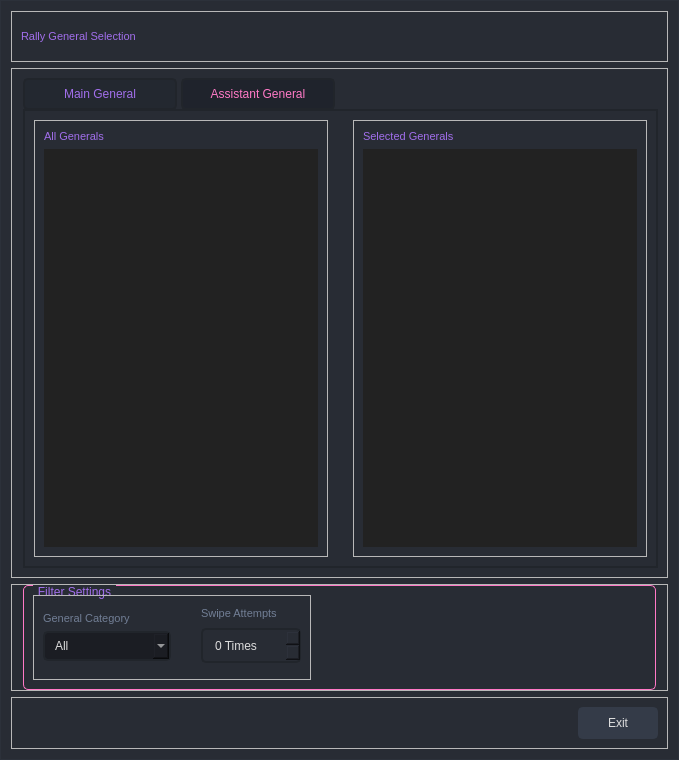
evsahal/TaskEX, file gui/ui_files/generals_selection.ui: the form before one commit.
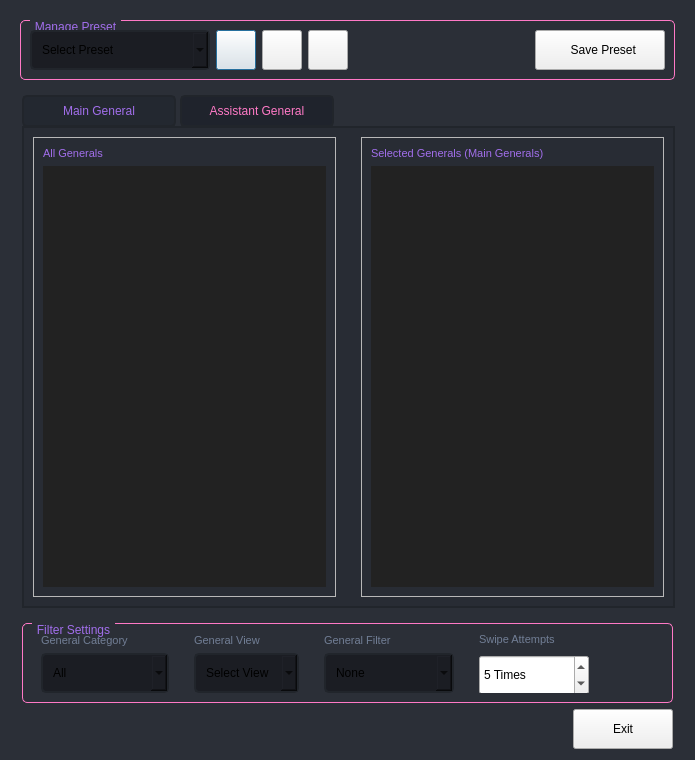
The form after the commit. Icons and pictures are not drawn. Custom widgets are drawn as their Qt base class.

Commit message: general selection ui

```diff
--- a/gui/ui_files/generals_selection.ui
+++ b/gui/ui_files/generals_selection.ui
@@ -9,34 +9,18 @@
    <rect>
     <x>0</x>
     <y>0</y>
-    <width>679</width>
+    <width>695</width>
     <height>760</height>
    </rect>
   </property>
   <property name="windowTitle">
-   <string>Dialog</string>
+   <string>Manage General Presets</string>
   </property>
   <property name="styleSheet">
    <string notr="true">QDialog{
-	background-color: rgb(40, 44, 52);
-	border: 1px solid rgb(44, 49, 58);
+background-color: rgba(40, 44, 52, 0.9);
 }
 
-QWidget{
-	color: rgb(221, 221, 221);
-	font: 10pt &quot;Segoe UI&quot;;
-}
-
-QSpinBox {
-   background-color: rgba(40, 44, 52, 0.9);
-	border-radius: 5px;
-	border: 2px solid rgb(33, 37, 43);
-	padding-left :10px;
-selection-color: rgb(255, 255, 255);
-	selection-background-color: rgb(255, 121, 198);
-}
-
-
 /* /////////////////////////////////////////////////////////////////////////////////////////////////
 QListWidget */
 QListWidget {
@@ -97,19 +81,7 @@
 }
 
 
-QPushButton {
-	border: 2px solid rgb(52, 59, 72);
-	border-radius: 5px;	
-	background-color: rgb(52, 59, 72);
-}
-QPushButton:hover {
-	background-color: rgb(57, 65, 80);
-	border: 2px solid rgb(61, 70, 86);
-}
-QPushButton:pressed {	
-	background-color: rgb(35, 40, 49);
-	border: 2px solid rgb(43, 50, 61);
-}
+
 
 
 /* /////////////////////////////////////////////////////////////////////////////////////////////////
@@ -134,87 +106,6 @@
 
 
 /* /////////////////////////////////////////////////////////////////////////////////////////////////
-QTableWidget */
-QTableWidget {	
-	background-color: transparent;
-	padding: 10px;
-	border-radius: 5px;
-	gridline-color: rgb(44, 49, 58);
-	border-bottom: 1px solid rgb(44, 49, 60);
-}
-QTableWidget::item{
-	border-color: rgb(44, 49, 60);
-	padding-left: 5px;
-	padding-right: 5px;
-	gridline-color: rgb(44, 49, 60);
-}
-QTableWidget::item:selected{
-	background-color: rgb(189, 147, 249);
-}
-QHeaderView::section{
-	background-color: rgb(33, 37, 43);
-	max-width: 30px;
-	border: 1px solid rgb(44, 49, 58);
-	border-style: none;
-    border-bottom: 1px solid rgb(44, 49, 60);
-    border-right: 1px solid rgb(44, 49, 60);
-}
-QTableWidget::horizontalHeader {	
-	background-color: rgb(33, 37, 43);
-}
-QHeaderView::section:horizontal
-{
-    border: 1px solid rgb(33, 37, 43);
-	background-color: rgb(33, 37, 43);
-	padding: 3px;
-	border-top-left-radius: 7px;
-    border-top-right-radius: 7px;
-}
-QHeaderView::section:vertical
-{
-    border: 1px solid rgb(44, 49, 60);
-}
-
-/* /////////////////////////////////////////////////////////////////////////////////////////////////
-LineEdit */
-QLineEdit {
-	background-color: rgb(33, 37, 43);
-	border-radius: 5px;
-	border: 2px solid rgb(33, 37, 43);
-	padding-left: 10px;
-	selection-color: rgb(255, 255, 255);
-	selection-background-color: rgb(255, 121, 198);
-}
-QLineEdit:hover {
-	border: 2px solid rgb(64, 71, 88);
-}
-QLineEdit:focus {
-	border: 2px solid rgb(91, 101, 124);
-}
-
-/* /////////////////////////////////////////////////////////////////////////////////////////////////
-PlainTextEdit */
-QPlainTextEdit {
-	background-color: rgb(27, 29, 35);
-	border-radius: 5px;
-	padding: 10px;
-	selection-color: rgb(255, 255, 255);
-	selection-background-color: rgb(255, 121, 198);
-}
-QPlainTextEdit  QScrollBar:vertical {
-    width: 8px;
- }
-QPlainTextEdit  QScrollBar:horizontal {
-    height: 8px;
- }
-QPlainTextEdit:hover {
-	border: 2px solid rgb(64, 71, 88);
-}
-QPlainTextEdit:focus {
-	border: 2px solid rgb(91, 101, 124);
-}
-
-/* /////////////////////////////////////////////////////////////////////////////////////////////////
 ScrollBars */
 QScrollBar:horizontal {
     border: none;
@@ -293,41 +184,6 @@
  }
 
 /* /////////////////////////////////////////////////////////////////////////////////////////////////
-CheckBox */
-QCheckBox::indicator {
-    border: 3px solid rgb(52, 59, 72);
-	width: 15px;
-	height: 15px;
-	border-radius: 10px;
-    background: rgb(44, 49, 60);
-}
-QCheckBox::indicator:hover {
-    border: 3px solid rgb(58, 66, 81);
-}
-QCheckBox::indicator:checked {
-    background: 3px solid rgb(52, 59, 72);
-	border: 3px solid rgb(52, 59, 72);	
-	background-image: url(:/icons/images/icons/cil-check-alt.png);
-}
-
-/* /////////////////////////////////////////////////////////////////////////////////////////////////
-RadioButton */
-QRadioButton::indicator {
-    border: 3px solid rgb(52, 59, 72);
-	width: 15px;
-	height: 15px;
-	border-radius: 10px;
-    background: rgb(44, 49, 60);
-}
-QRadioButton::indicator:hover {
-    border: 3px solid rgb(58, 66, 81);
-}
-QRadioButton::indicator:checked {
-    background: 3px solid rgb(94, 106, 130);
-	border: 3px solid rgb(52, 59, 72);	
-}
-
-/* /////////////////////////////////////////////////////////////////////////////////////////////////
 ComboBox */
 QComboBox{
 	background-color: rgb(27, 29, 35);
@@ -359,75 +215,6 @@
 	selection-background-color: rgb(39, 44, 54);
 }
 
-/* /////////////////////////////////////////////////////////////////////////////////////////////////
-Sliders */
-QSlider::groove:horizontal {
-    border-radius: 5px;
-    height: 10px;
-	margin: 0px;
-	background-color: rgb(52, 59, 72);
-}
-QSlider::groove:horizontal:hover {
-	background-color: rgb(55, 62, 76);
-}
-QSlider::handle:horizontal {
-    background-color: rgb(189, 147, 249);
-    border: none;
-    height: 10px;
-    width: 10px;
-    margin: 0px;
-	border-radius: 5px;
-}
-QSlider::handle:horizontal:hover {
-    background-color: rgb(195, 155, 255);
-}
-QSlider::handle:horizontal:pressed {
-    background-color: rgb(255, 121, 198);
-}
-
-QSlider::groove:vertical {
-    border-radius: 5px;
-    width: 10px;
-    margin: 0px;
-	background-color: rgb(52, 59, 72);
-}
-QSlider::groove:vertical:hover {
-	background-color: rgb(55, 62, 76);
-}
-QSlider::handle:vertical {
-    background-color: rgb(189, 147, 249);
-	border: none;
-    height: 10px;
-    width: 10px;
-    margin: 0px;
-	border-radius: 5px;
-}
-QSlider::handle:vertical:hover {
-    background-color: rgb(195, 155, 255);
-}
-QSlider::handle:vertical:pressed {
-    background-color: rgb(255, 121, 198);
-}
-
-
-/* /////////////////////////////////////////////////////////////////////////////////////////////////
-CommandLinkButton */
-QCommandLinkButton {	
-	color: rgb(255, 121, 198);
-	border-radius: 5px;
-	padding: 5px;
-	color: rgb(255, 170, 255);
-}
-QCommandLinkButton:hover {	
-	color: rgb(255, 170, 255);
-	background-color: rgb(44, 49, 60);
-}
-QCommandLinkButton:pressed {	
-	color: rgb(189, 147, 249);
-	background-color: rgb(52, 58, 71);
-}
-
-
 /* QGroupBox */
 QGroupBox { border: 1px solid  rgb(255, 121, 198); border-radius: 5px; margin-top: 0.5em; }
 QGroupBox::title { subcontrol-origin: margin; left: 10px; padding: 0 3px 0 3px; }
@@ -436,25 +223,196 @@
 
 </string>
   </property>
-  <layout class="QVBoxLayout" name="verticalLayout" stretch="1,10,0,1">
+  <layout class="QVBoxLayout" name="verticalLayout" stretch="0,15,1,1">
    <item>
     <widget class="QFrame" name="frame">
      <property name="frameShape">
-      <enum>QFrame::Shape::StyledPanel</enum>
+      <enum>QFrame::Shape::NoFrame</enum>
      </property>
      <property name="frameShadow">
       <enum>QFrame::Shadow::Raised</enum>
      </property>
      <layout class="QVBoxLayout" name="verticalLayout_2">
       <item>
-       <widget class="QLabel" name="label">
-        <property name="styleSheet">
-         <string notr="true">font: 700 18pt &quot;Segoe UI&quot;;
-color: rgb(161, 110, 235);</string>
+       <widget class="QFrame" name="frame_10">
+        <property name="frameShape">
+         <enum>QFrame::Shape::NoFrame</enum>
         </property>
-        <property name="text">
-         <string>Rally General Selection</string>
+        <property name="frameShadow">
+         <enum>QFrame::Shadow::Raised</enum>
         </property>
+        <layout class="QHBoxLayout" name="horizontalLayout_7">
+         <property name="leftMargin">
+          <number>0</number>
+         </property>
+         <property name="topMargin">
+          <number>0</number>
+         </property>
+         <property name="rightMargin">
+          <number>0</number>
+         </property>
+         <property name="bottomMargin">
+          <number>0</number>
+         </property>
+         <item>
+          <widget class="QGroupBox" name="groupBox">
+           <property name="title">
+            <string>Manage Preset</string>
+           </property>
+           <layout class="QHBoxLayout" name="horizontalLayout_8">
+            <item alignment="Qt::AlignmentFlag::AlignLeft">
+             <widget class="QFrame" name="frame_11">
+              <property name="frameShape">
+               <enum>QFrame::Shape::NoFrame</enum>
+              </property>
+              <property name="frameShadow">
+               <enum>QFrame::Shadow::Raised</enum>
+              </property>
+              <layout class="QHBoxLayout" name="horizontalLayout_6">
+               <property name="leftMargin">
+                <number>0</number>
+               </property>
+               <property name="topMargin">
+                <number>0</number>
+               </property>
+               <property name="rightMargin">
+                <number>0</number>
+               </property>
+               <property name="bottomMargin">
+                <number>0</number>
+               </property>
+               <item>
+                <widget class="QComboBox" name="comboBox_2">
+                 <property name="minimumSize">
+                  <size>
+                   <width>180</width>
+                   <height>40</height>
+                  </size>
+                 </property>
+                 <property name="placeholderText">
+                  <string>Select Preset</string>
+                 </property>
+                </widget>
+               </item>
+               <item>
+                <widget class="QPushButton" name="pushButton">
+                 <property name="minimumSize">
+                  <size>
+                   <width>40</width>
+                   <height>40</height>
+                  </size>
+                 </property>
+                 <property name="maximumSize">
+                  <size>
+                   <width>40</width>
+                   <height>40</height>
+                  </size>
+                 </property>
+                 <property name="text">
+                  <string/>
+                 </property>
+                 <property name="icon">
+                  <iconset theme="QIcon::ThemeIcon::MailMessageNew"/>
+                 </property>
+                </widget>
+               </item>
+               <item>
+                <widget class="QPushButton" name="pushButton_3">
+                 <property name="minimumSize">
+                  <size>
+                   <width>40</width>
+                   <height>40</height>
+                  </size>
+                 </property>
+                 <property name="maximumSize">
+                  <size>
+                   <width>40</width>
+                   <height>40</height>
+                  </size>
+                 </property>
+                 <property name="text">
+                  <string/>
+                 </property>
+                 <property name="icon">
+                  <iconset theme="QIcon::ThemeIcon::EditDelete"/>
+                 </property>
+                </widget>
+               </item>
+               <item>
+                <widget class="QPushButton" name="pushButton_4">
+                 <property name="minimumSize">
+                  <size>
+                   <width>40</width>
+                   <height>40</height>
+                  </size>
+                 </property>
+                 <property name="maximumSize">
+                  <size>
+                   <width>40</width>
+                   <height>40</height>
+                  </size>
+                 </property>
+                 <property name="text">
+                  <string/>
+                 </property>
+                 <property name="icon">
+                  <iconset theme="QIcon::ThemeIcon::ListAdd"/>
+                 </property>
+                </widget>
+               </item>
+              </layout>
+             </widget>
+            </item>
+            <item alignment="Qt::AlignmentFlag::AlignRight">
+             <widget class="QFrame" name="frame_12">
+              <property name="frameShape">
+               <enum>QFrame::Shape::NoFrame</enum>
+              </property>
+              <property name="frameShadow">
+               <enum>QFrame::Shadow::Raised</enum>
+              </property>
+              <layout class="QHBoxLayout" name="horizontalLayout_9">
+               <property name="leftMargin">
+                <number>0</number>
+               </property>
+               <property name="topMargin">
+                <number>0</number>
+               </property>
+               <property name="rightMargin">
+                <number>0</number>
+               </property>
+               <property name="bottomMargin">
+                <number>0</number>
+               </property>
+               <item>
+                <widget class="QPushButton" name="pushButton_2">
+                 <property name="minimumSize">
+                  <size>
+                   <width>130</width>
+                   <height>40</height>
+                  </size>
+                 </property>
+                 <property name="maximumSize">
+                  <size>
+                   <width>16777215</width>
+                   <height>40</height>
+                  </size>
+                 </property>
+                 <property name="text">
+                  <string>  Save Preset</string>
+                 </property>
+                 <property name="icon">
+                  <iconset theme="QIcon::ThemeIcon::DocumentSave"/>
+                 </property>
+                </widget>
+               </item>
+              </layout>
+             </widget>
+            </item>
+           </layout>
+          </widget>
+         </item>
+        </layout>
        </widget>
       </item>
      </layout>
@@ -463,12 +421,15 @@
    <item>
     <widget class="QFrame" name="frame_2">
      <property name="frameShape">
-      <enum>QFrame::Shape::StyledPanel</enum>
+      <enum>QFrame::Shape::NoFrame</enum>
      </property>
      <property name="frameShadow">
       <enum>QFrame::Shadow::Raised</enum>
      </property>
      <layout class="QHBoxLayout" name="horizontalLayout">
+      <property name="topMargin">
+       <number>0</number>
+      </property>
       <item>
        <widget class="QTabWidget" name="tabWidget">
         <property name="currentIndex">
@@ -600,7 +561,7 @@
 color: rgb(161, 110, 235);</string>
                   </property>
                   <property name="text">
-                   <string>Selected Generals</string>
+                   <string>Selected Generals (Main Generals)</string>
                   </property>
                  </widget>
                 </item>
@@ -778,7 +739,7 @@
 color: rgb(161, 110, 235);</string>
                   </property>
                   <property name="text">
-                   <string>Selected Generals</string>
+                   <string>Selected Generals (Assistant Generals)</string>
                   </property>
                  </widget>
                 </item>
@@ -832,7 +793,7 @@
    <item>
     <widget class="QFrame" name="frame_8">
      <property name="frameShape">
-      <enum>QFrame::Shape::StyledPanel</enum>
+      <enum>QFrame::Shape::NoFrame</enum>
      </property>
      <property name="frameShadow">
       <enum>QFrame::Shadow::Raised</enum>
@@ -859,29 +820,35 @@
          <item alignment="Qt::AlignmentFlag::AlignLeft">
           <widget class="QFrame" name="frame_9">
            <property name="frameShape">
-            <enum>QFrame::Shape::StyledPanel</enum>
+            <enum>QFrame::Shape::NoFrame</enum>
            </property>
            <property name="frameShadow">
             <enum>QFrame::Shadow::Raised</enum>
            </property>
            <layout class="QHBoxLayout" name="horizontalLayout_5">
+            <property name="spacing">
+             <number>7</number>
+            </property>
             <property name="leftMargin">
              <number>0</number>
             </property>
             <property name="topMargin">
-             <number>7</number>
+             <number>0</number>
             </property>
             <property name="rightMargin">
              <number>0</number>
             </property>
             <property name="bottomMargin">
-             <number>7</number>
+             <number>0</number>
             </property>
             <item>
              <widget class="QWidget" name="widget_7" native="true">
               <layout class="QVBoxLayout" name="verticalLayout_14">
+               <property name="topMargin">
+                <number>0</number>
+               </property>
                <property name="bottomMargin">
-                <number>11</number>
+                <number>0</number>
                </property>
                <item>
                 <widget class="QLabel" name="label_9">
@@ -891,11 +858,11 @@
                 </widget>
                </item>
                <item>
-                <widget class="QComboBox" name="general_category_dd">
+                <widget class="QComboBox" name="category_combobox">
                  <property name="minimumSize">
                   <size>
                    <width>0</width>
-                   <height>0</height>
+                   <height>40</height>
                   </size>
                  </property>
                  <property name="maximumSize">
@@ -907,6 +874,9 @@
                  <property name="currentIndex">
                   <number>0</number>
                  </property>
+                 <property name="placeholderText">
+                  <string>Select Category</string>
+                 </property>
                  <item>
                   <property name="text">
                    <string>All</string>
@@ -938,13 +908,97 @@
              </widget>
             </item>
             <item>
-             <widget class="QWidget" name="general_filter_widget" native="true"/>
+             <widget class="QWidget" name="widget_4" native="true">
+              <layout class="QVBoxLayout" name="verticalLayout_11">
+               <property name="topMargin">
+                <number>0</number>
+               </property>
+               <property name="bottomMargin">
+                <number>0</number>
+               </property>
+               <item>
+                <widget class="QLabel" name="label_7">
+                 <property name="text">
+                  <string>General View</string>
+                 </property>
+                </widget>
+               </item>
+               <item>
+                <widget class="QComboBox" name="view__combobox">
+                 <property name="minimumSize">
+                  <size>
+                   <width>0</width>
+                   <height>40</height>
+                  </size>
+                 </property>
+                 <property name="placeholderText">
+                  <string>Select View</string>
+                 </property>
+                 <item>
+                  <property name="text">
+                   <string>Details View</string>
+                  </property>
+                 </item>
+                 <item>
+                  <property name="text">
+                   <string>List View</string>
+                  </property>
+                 </item>
+                </widget>
+               </item>
+              </layout>
+             </widget>
+            </item>
+            <item>
+             <widget class="QWidget" name="general_filter_widget" native="true">
+              <layout class="QVBoxLayout" name="verticalLayout_12">
+               <property name="topMargin">
+                <number>0</number>
+               </property>
+               <property name="bottomMargin">
+                <number>0</number>
+               </property>
+               <item>
+                <widget class="QLabel" name="label_8">
+                 <property name="text">
+                  <string>General Filter</string>
+                 </property>
+                </widget>
+               </item>
+               <item>
+                <widget class="QCheckComboBox" name="comboBox">
+                 <property name="minimumSize">
+                  <size>
+                   <width>130</width>
+                   <height>40</height>
+                  </size>
+                 </property>
+                 <property name="currentIndex">
+                  <number>-1</number>
+                 </property>
+                 <property name="placeholderText">
+                  <string>None</string>
+                 </property>
+                 <item>
+                  <property name="text">
+                   <string>Favorite</string>
+                  </property>
+                 </item>
+                 <item>
+                  <property name="text">
+                   <string>Idle</string>
+                  </property>
+                 </item>
+                </widget>
+               </item>
+              </layout>
+             </widget>
             </item>
             <item>
              <widget class="QWidget" name="widget_2" native="true">
               <layout class="QVBoxLayout" name="verticalLayout_9">
                <property name="spacing">
-                <number>5</number>
+                <number>7</number>
                </property>
                <property name="sizeConstraint">
                 <enum>QLayout::SizeConstraint::SetDefaultConstraint</enum>
@@ -952,6 +1006,9 @@
                <property name="topMargin">
                 <number>0</number>
                </property>
+               <property name="bottomMargin">
+                <number>0</number>
+               </property>
                <item>
                 <widget class="QLabel" name="label_6">
                  <property name="text">
@@ -960,11 +1017,11 @@
                 </widget>
                </item>
                <item>
-                <widget class="QSpinBox" name="swipe_attempts">
+                <widget class="QSpinBox" name="swipe_attempts_spinbox">
                  <property name="minimumSize">
                   <size>
-                   <width>100</width>
-                   <height>35</height>
+                   <width>110</width>
+                   <height>40</height>
                   </size>
                  </property>
                  <property name="maximumSize">
@@ -979,6 +1036,9 @@
                  <property name="maximum">
                   <number>20</number>
                  </property>
+                 <property name="value">
+                  <number>5</number>
+                 </property>
                  <property name="profile_id" stdset="0">
                   <number>0</number>
                  </property>
@@ -999,18 +1059,30 @@
    <item>
     <widget class="QFrame" name="frame_3">
      <property name="frameShape">
-      <enum>QFrame::Shape::StyledPanel</enum>
+      <enum>QFrame::Shape::NoFrame</enum>
      </property>
      <property name="frameShadow">
       <enum>QFrame::Shadow::Raised</enum>
      </property>
      <layout class="QHBoxLayout" name="horizontalLayout_3">
+      <property name="leftMargin">
+       <number>0</number>
+      </property>
+      <property name="topMargin">
+       <number>0</number>
+      </property>
+      <property name="rightMargin">
+       <number>11</number>
+      </property>
+      <property name="bottomMargin">
+       <number>0</number>
+      </property>
       <item alignment="Qt::AlignmentFlag::AlignRight">
-       <widget class="QPushButton" name="exit_general_selection">
+       <widget class="QPushButton" name="exit_btn">
         <property name="minimumSize">
          <size>
-          <width>80</width>
-          <height>32</height>
+          <width>100</width>
+          <height>40</height>
          </size>
         </property>
         <property name="text">
@@ -1023,6 +1095,13 @@
    </item>
   </layout>
  </widget>
+ <customwidgets>
+  <customwidget>
+   <class>QCheckComboBox</class>
+   <extends>QComboBox</extends>
+   <header>core.custom_widgets.QCheckComboBox</header>
+  </customwidget>
+ </customwidgets>
  <resources/>
  <connections/>
 </ui>
```
The commit also changes 12 other files.
